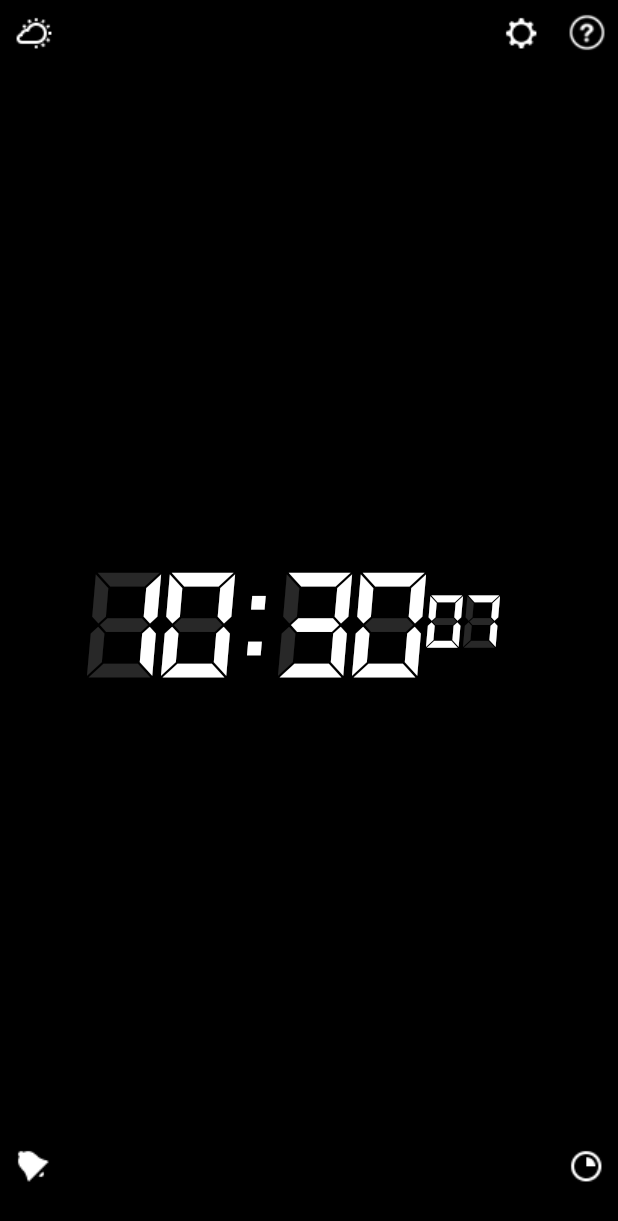
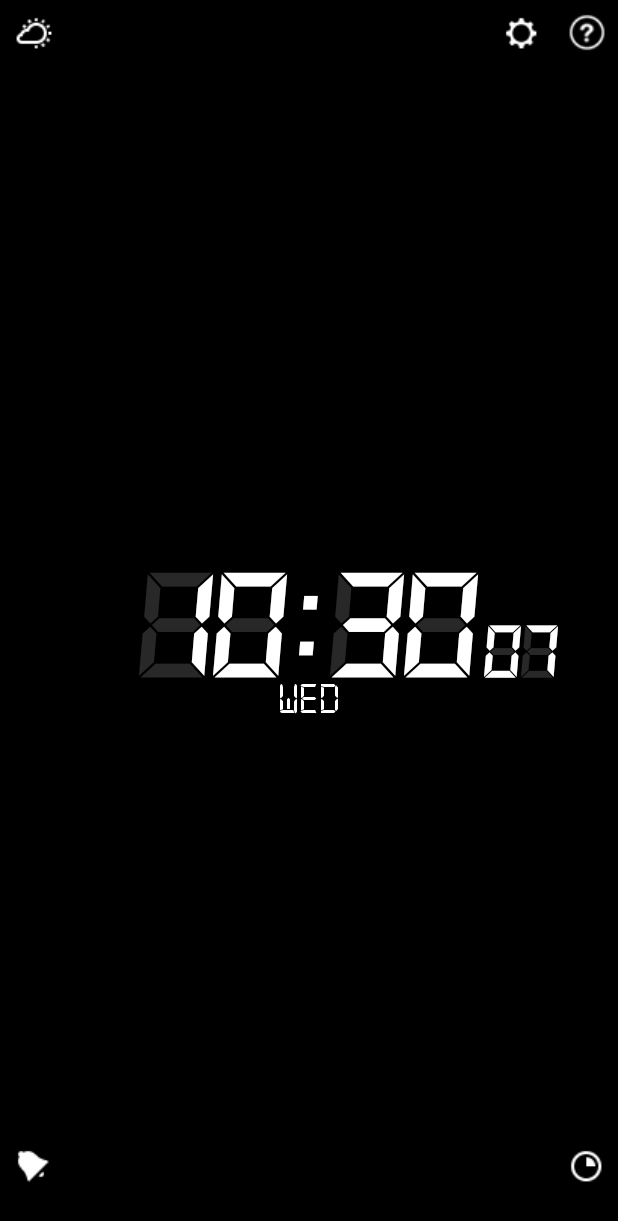
Before and after one commit to vtabk2/Alarm_Clock_1, an Android app: the screen it shows after launch (MainActivity), on a phone screen of 412 x 824 dp. Shown: the top 1221 px of the screen. Run offline under Robolectric (Android 15) with nearby library versions, the phone set to English and light mode, and no system bars; libraries missing offline, so code that uses them is left out: io.realm; 2 statements that could not run were skipped.

Commit message:
ref Task#12_DisplayActivity

```diff
--- a/app/src/main/AndroidManifest.xml
+++ b/app/src/main/AndroidManifest.xml
@@ -37,6 +37,9 @@
         <activity
             android:name=".ui.activity.SleepTimerActivity"
             android:theme="@style/Theme.AppCompat"/>
+        <activity
+            android:name=".ui.activity.DisplayActivity"
+            android:theme="@style/Theme.AppCompat"/>
 
         <receiver
             android:name=".ui.widget.AnalogClockWidget"
--- a/app/src/main/java/com/example/framgia/alarmclock/ui/activity/MainActivity.java
+++ b/app/src/main/java/com/example/framgia/alarmclock/ui/activity/MainActivity.java
@@ -19,14 +19,19 @@ import android.widget.TextView;
 import com.example.framgia.alarmclock.R;
 import com.example.framgia.alarmclock.data.Constants;
 
+import java.text.DateFormat;
+import java.text.SimpleDateFormat;
+import java.util.Calendar;
+
 public class MainActivity extends AppCompatActivity implements View.OnClickListener {
-    private TextClock mTextClockHour, mTextClockSecond;
-    private TextView mTextViewBattery, mTextViewHideHour, mTextViewHideSecond;
+    private TextClock mTextClockHour, mTextClockSecond, mTextClockAmPm;
+    private TextView mTextViewBattery, mTextViewHideHour, mTextViewHideSecond, mTextViewDay;
     private ImageView mImageViewWeather, mImageViewSettings, mImageViewHelp, mImageViewAlarm;
     private ImageView mImageViewTimer;
     private GestureDetector mGestureDetector;
     private float mAlpha;
     private boolean mIscreated;
+    private boolean mSlideFingers;
 
     @Override
     protected void onCreate(Bundle savedInstanceState) {
@@ -59,12 +64,14 @@ public class MainActivity extends AppCompatActivity implements View.OnClickListe
                 @Override
                 public boolean onFling(MotionEvent e1, MotionEvent e2, float velocityX,
                                        float velocityY) {
+                    if (mSlideFingers) {
                         float y1 = e1.getY();
                         float y2 = e2.getY();
                         if (y1 > y2) {
                             onFadeInChangeBrightness(Constants.UP);
                         } else if (y1 < y2) {
                             onFadeInChangeBrightness(Constants.DOWN);
+                        }
                     }
                     return super.onFling(e1, e2, velocityX, velocityY);
                 }
@@ -83,17 +90,22 @@ public class MainActivity extends AppCompatActivity implements View.OnClickListe
     }
 
     private void initViews() {
-        Typeface face = Typeface.createFromAsset(getAssets(), Constants.FONT_TIME);
+        Typeface typeFaceTime = Typeface.createFromAsset(getAssets(), Constants.FONT_TIME);
+        Typeface typeFaceDay = Typeface.createFromAsset(getAssets(), Constants.FONT_DAY);
+        mTextViewDay = (TextView) findViewById(R.id.text_day);
         // text clock
         mTextClockHour = (TextClock) findViewById(R.id.text_clock_hour);
         mTextClockSecond = (TextClock) findViewById(R.id.text_clock_second);
-        mTextClockHour.setTypeface(face);
-        mTextClockSecond.setTypeface(face);
+        mTextClockAmPm = (TextClock) findViewById(R.id.text_clock_am_pm);
+        mTextClockHour.setTypeface(typeFaceTime);
+        mTextClockSecond.setTypeface(typeFaceTime);
+        mTextClockAmPm.setTypeface(typeFaceDay);
         // hide text
         mTextViewHideHour = (TextView) findViewById(R.id.text_hide_hour);
         mTextViewHideSecond = (TextView) findViewById(R.id.text_hide_second);
-        mTextViewHideHour.setTypeface(face);
-        mTextViewHideSecond.setTypeface(face);
+        mTextViewHideHour.setTypeface(typeFaceTime);
+        mTextViewHideSecond.setTypeface(typeFaceTime);
+        mTextViewDay.setTypeface(typeFaceDay);
         // text battery
         mTextViewBattery = (TextView) findViewById(R.id.text_battery);
         // image icon
@@ -163,15 +175,35 @@ public class MainActivity extends AppCompatActivity implements View.OnClickListe
                 // TODO: 14/07/2016
                 break;
         }
-        mTextViewBattery.setVisibility(View.INVISIBLE);
+        mTextViewBattery.setVisibility(View.GONE);
+        boolean showSeconds = sharedPreferences.getBoolean(Constants.SHOW_SECONDS, true);
+        boolean showDay = sharedPreferences.getBoolean(Constants.SHOW_DAY, true);
+        boolean use24HourFormat = sharedPreferences.getBoolean(Constants.USE_24_HOUR_FORMAT, true);
+        mSlideFingers = sharedPreferences.getBoolean(Constants.SLIDE_FINGERS, true);
+        if (use24HourFormat) {
             mTextClockHour.setFormat12Hour(null);
+            mTextClockHour.setFormat24Hour(Constants.FORMAT_TIME_24_HOUR);
+        } else {
+            mTextClockHour.setFormat12Hour(Constants.FORMAT_TIME_12_HOUR);
+            mTextClockHour.setFormat24Hour(null);
+        }
+        mTextClockAmPm.setFormat12Hour(Constants.FORMAT_AM_PM);
+        DateFormat df = new SimpleDateFormat(Constants.FORMAT_DAY_SHORT);
+        String date = df.format(Calendar.getInstance().getTime()).toUpperCase();
+        mTextViewDay.setText(date);
         mTextClockSecond.setFormat12Hour(null);
         mTextClockSecond.setFormat24Hour(Constants.FORMAT_TIME_SECOND);
+        mTextViewDay.setVisibility(showDay ? View.VISIBLE : View.INVISIBLE);
+        mTextClockSecond.setVisibility(showSeconds ? View.VISIBLE : View.INVISIBLE);
+        mTextViewHideSecond.setVisibility(showSeconds ? View.VISIBLE : View.INVISIBLE);
+        mTextClockAmPm.setVisibility(use24HourFormat ? View.INVISIBLE : View.VISIBLE);
     }
 
     private void showColorViews(int color, int colorHide) {
         mTextClockHour.setTextColor(color);
         mTextClockSecond.setTextColor(color);
+        mTextClockAmPm.setTextColor(color);
+        mTextViewDay.setTextColor(color);
         mTextViewHideHour.setTextColor(ContextCompat.getColor(this, colorHide));
         mTextViewHideSecond.setTextColor(ContextCompat.getColor(this, colorHide));
         mImageViewAlarm.setColorFilter(color);
--- a/app/src/main/java/com/example/framgia/alarmclock/ui/fragment/PageFragment.java
+++ b/app/src/main/java/com/example/framgia/alarmclock/ui/fragment/PageFragment.java
@@ -13,6 +13,7 @@ import android.widget.LinearLayout;
 
 import com.example.framgia.alarmclock.R;
 import com.example.framgia.alarmclock.data.Constants;
+import com.example.framgia.alarmclock.ui.activity.DisplayActivity;
 import com.example.framgia.alarmclock.ui.activity.ListAlarmsActivity;
 
 /**
@@ -146,7 +147,7 @@ public class PageFragment extends Fragment implements View.OnClickListener {
                 // TODO: 14/07/2016
                 break;
             case R.id.layout_display:
-                // TODO: 14/07/2016
+                openActivity(DisplayActivity.class);
                 break;
             case R.id.layout_advanced:
                 // TODO: 14/07/2016
--- a/app/src/main/res/layout/activity_main.xml
+++ b/app/src/main/res/layout/activity_main.xml
@@ -56,53 +56,62 @@
         android:layout_alignStart="@+id/image_timer"
         android:src="@drawable/bar_icon_help"/>
 
-    <LinearLayout
-        android:layout_width="match_parent"
-        android:layout_height="wrap_content"
-        android:layout_alignParentStart="true"
-        android:layout_centerVertical="true"
-        android:gravity="center"
-        android:orientation="horizontal"
-        android:paddingEnd="@dimen/linearLayout_activity_main_padding_end"
-        android:paddingStart="@dimen/linearLayout_activity_main_padding_start">
 
     <TextView
         android:id="@+id/text_hide_hour"
         android:layout_width="wrap_content"
         android:layout_height="wrap_content"
-            android:text="@string/text_hide_hour"
+        android:layout_centerHorizontal="true"
+        android:layout_centerVertical="true"
+        android:text="@string/text_hide_hour24"
         android:textSize="@dimen/text_clock_activity_main_text_size"/>
+
 
     <TextView
         android:id="@+id/text_hide_second"
         android:layout_width="wrap_content"
         android:layout_height="wrap_content"
+        android:layout_alignLeft="@+id/text_hide_hour"
+        android:layout_alignTop="@+id/text_hide_hour"
+        android:layout_marginLeft="@dimen/text_hide_second_main_activity_margin_left"
+        android:layout_marginTop="@dimen/text_hide_second_main_activity_margin_top"
         android:text="@string/text_hide_second"
         android:textSize="@dimen/text_clock2_activity_main_text_size"/>
-
-    </LinearLayout>
-
-    <LinearLayout
-        android:layout_width="match_parent"
-        android:layout_height="wrap_content"
-        android:layout_alignParentStart="true"
-        android:layout_centerVertical="true"
-        android:gravity="center"
-        android:orientation="horizontal"
-        android:paddingEnd="@dimen/linearLayout_activity_main_padding_end"
-        android:paddingStart="@dimen/linearLayout_activity_main_padding_start">
 
     <TextClock
         android:id="@+id/text_clock_hour"
         android:layout_width="wrap_content"
         android:layout_height="wrap_content"
+        android:layout_centerHorizontal="true"
+        android:layout_centerVertical="true"
         android:textSize="@dimen/text_clock_activity_main_text_size"/>
+
+    <TextClock
+        android:id="@+id/text_clock_am_pm"
+        android:layout_width="wrap_content"
+        android:layout_height="wrap_content"
+        android:layout_alignBottom="@+id/text_hide_second"
+        android:layout_alignLeft="@+id/text_hide_second"
+        android:layout_marginBottom="@dimen/text_clock_am_pm_main_activity_margin_bottom"
+        android:layout_marginLeft="@dimen/text_clock_am_pm_main_activity_margin_left"
+        android:text="@string/text_hide_second"
+        android:textSize="@dimen/text_clock3_activity_main_text_size"/>
 
     <TextClock
         android:id="@+id/text_clock_second"
         android:layout_width="wrap_content"
         android:layout_height="wrap_content"
+        android:layout_alignBottom="@+id/text_hide_second"
+        android:layout_alignLeft="@+id/text_hide_second"
+        android:text="@string/text_hide_second"
         android:textSize="@dimen/text_clock2_activity_main_text_size"/>
-    </LinearLayout>
 
+    <TextView
+        android:id="@+id/text_day"
+        android:layout_width="wrap_content"
+        android:layout_height="wrap_content"
+        android:layout_alignTop="@id/text_clock_hour"
+        android:layout_centerHorizontal="true"
+        android:layout_marginTop="@dimen/text_day_activity_margin_top"
+        android:textSize="@dimen/text_clock_widget_clock_text_size"/>
 </RelativeLayout>
--- a/app/src/main/res/values/dimens.xml
+++ b/app/src/main/res/values/dimens.xml
@@ -1,13 +1,10 @@
 <resources>
     <!-- Default screen margins, per the Android Design guidelines. -->
-    <dimen name="activity_horizontal_margin">16dp</dimen>
-    <dimen name="activity_vertical_margin">16dp</dimen>
     <dimen name="text_battery_activity_main_margin_top">20dp</dimen>
     <dimen name="image_alarm_activity_main_margin_bottom">25dp</dimen>
     <dimen name="text_clock_activity_main_text_size">100sp</dimen>
     <dimen name="text_clock2_activity_main_text_size">50sp</dimen>
-    <dimen name="linearLayout_activity_main_padding_end">20dp</dimen>
-    <dimen name="linearLayout_activity_main_padding_start">0dp</dimen>
+    <dimen name="text_clock3_activity_main_text_size">30sp</dimen>
     <dimen name="padding_medium">10dp</dimen>
     <dimen name="padding_small">5dp</dimen>
     <dimen name="image_functions_setting_activity_padding_left">10dp</dimen>
@@ -15,8 +12,6 @@
     <dimen name="text_functions_setting_activity_padding_left">20dp</dimen>
     <dimen name="text_size_functions_setting_activity">20sp</dimen>
     <dimen name="text_clock_setting_activity_padding_left">30dp</dimen>
-    <dimen name="text_repeat_activity_margin_start">20dp</dimen>
-    <dimen name="checkbox_repeat_activity_margin_end">20dp</dimen>
     <dimen name="item_alarm_padding">12dp</dimen>
     <dimen name="item_alarm_text_time_size">24sp</dimen>
     <dimen name="item_alarm_switch_margin_right">36dp</dimen>
@@ -34,6 +29,10 @@
     <dimen name="text_size1_timer_sleep_activity">40sp</dimen>
     <dimen name="text_size2_timer_sleep_activity">20sp</dimen>
     <dimen name="text_size3_timer_sleep_activity">15sp</dimen>
-    <dimen name="seek_bar_timer_sleep_activity_width">300dp</dimen>
     <dimen name="item_checkbox_text_size">18sp</dimen>
+    <dimen name="text_day_activity_margin_top">100dp</dimen>
+    <dimen name="text_hide_second_main_activity_margin_left">230dp</dimen>
+    <dimen name="text_hide_second_main_activity_margin_top">50dp</dimen>
+    <dimen name="text_clock_am_pm_main_activity_margin_left">10dp</dimen>
+    <dimen name="text_clock_am_pm_main_activity_margin_bottom">60dp</dimen>
 </resources>
--- a/app/src/main/res/values/strings.xml
+++ b/app/src/main/res/values/strings.xml
@@ -1,6 +1,6 @@
 <resources>
     <string name="app_name">Alarm Clock</string>
-    <string name="text_hide_hour">88:88</string>
+    <string name="text_hide_hour24">88:88</string>
     <string name="text_hide_second">88</string>
     <string name="settings_alarms">Alarms</string>
     <string name="settings_timer">Sleep Timer</string>
@@ -10,6 +10,7 @@
     <string name="title_settings">Settings</string>
     <string name="title_repeat">Repeat</string>
     <string name="title_sleep_timer">Sleep Timer</string>
+    <string name="title_display">Display</string>
     <string name="clock_digital_blue">Digital Blue</string>
     <string name="clock_digital_green">Digital Green</string>
     <string name="clock_digital_red">Digital Red</string>
@@ -67,4 +68,9 @@
     <string name="timer_sleep_shuffle_music">Shuffle Music</string>
     <string name="timer_sleep_start">Start</string>
     <string name="timer_sleep_stop">Stop</string>
+    <string name="text_show_seconds">Show Seconds</string>
+    <string name="text_show_day">Show Day</string>
+    <string name="text_use_24_hour_format">Use 24-hour Format</string>
+    <string name="text_slide_fingers">Slide Fingers</string>
+    <string name="text_adjust_the_brightness">Adjust the Brightness</string>
 </resources>
```
Also changed, not shown: app/src/main/java/com/example/framgia/alarmclock/data/Constants.java (+10 -1 lines), app/src/main/java/com/example/framgia/alarmclock/ui/activity/DisplayActivity.java (added, +88 -0 lines), app/src/main/res/layout/activity_display.xml (added, +36 -0 lines), app/src/main/res/values/styles.xml (+7 -0 lines), app/src/main/assets/fonts/digital-7.ttf (added). Lines whose indentation alone changed are shown as unchanged.
